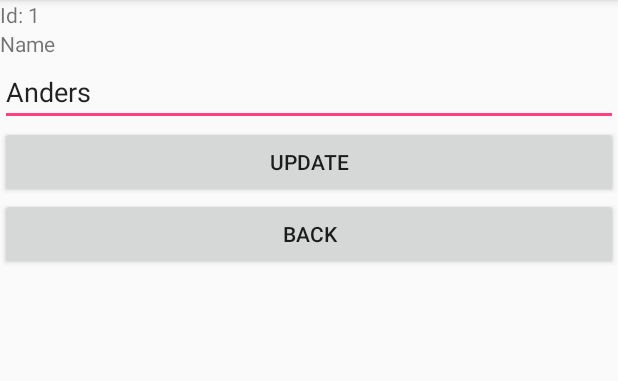
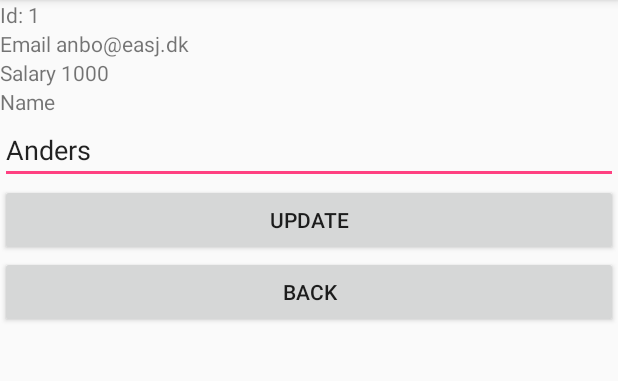
Before and after one commit to andersbor/AndroidTeacherListExample, an Android app: the screen it shows after launch (TeacherDetailActivity), after a tap on an icon or button, on a phone screen of 412 x 824 dp, the part 84-465 px from its top. Run offline under Robolectric (Android 15) with nearby library versions, the phone set to English and light mode, and no system bars; 3 other taps on this screen came first.

Commit message:
TeacherDetail: more TextViews

```diff
--- a/app/src/main/AndroidManifest.xml
+++ b/app/src/main/AndroidManifest.xml
@@ -16,7 +16,7 @@
                 <category android:name="android.intent.category.LAUNCHER" />
             </intent-filter>
         </activity>
-        <activity android:name=".TeacherDetailActivity"></activity>
+        <activity android:name=".TeacherDetailActivity" />
     </application>
 
 </manifest>
--- a/app/src/main/java/dk/easj/anbo/teacherlistexample/MainActivity.java
+++ b/app/src/main/java/dk/easj/anbo/teacherlistexample/MainActivity.java
@@ -12,7 +12,6 @@ import java.util.Arrays;
 import java.util.Comparator;
 
 public class MainActivity extends AppCompatActivity {
-
     public static final String TEACHER = "teacher";
     private ArrayAdapter<Teacher> adapter;
     private final Teacher[] allTeachers = Teachers.getAllTeachers();
@@ -28,7 +27,7 @@ public class MainActivity extends AppCompatActivity {
         super.onStart();
 
         // Want to update the Adapters data when coming back from the child activity
-        ListView teacherListView = (ListView) findViewById(R.id.teacherListView);
+        ListView teacherListView = findViewById(R.id.teacherListView);
         adapter = new ArrayAdapter<>(this, android.R.layout.simple_list_item_1, allTeachers);
         teacherListView.setAdapter(adapter);
         teacherListView.setOnItemClickListener(new AdapterView.OnItemClickListener() {
--- a/app/src/main/java/dk/easj/anbo/teacherlistexample/TeacherDetailActivity.java
+++ b/app/src/main/java/dk/easj/anbo/teacherlistexample/TeacherDetailActivity.java
@@ -18,20 +18,28 @@ public class TeacherDetailActivity extends AppCompatActivity {
         setContentView(R.layout.activity_teacher_detail);
 
         Intent intent = getIntent();
-        Teacher teacher = (Teacher)intent.getSerializableExtra(MainActivity.TEACHER);
+        Teacher teacher = (Teacher) intent.getSerializableExtra(MainActivity.TEACHER);
         teacherId = teacher.getId();
 
-        TextView textView = (TextView)findViewById(R.id.teacher_detail_id_textview);
+        TextView textView = findViewById(R.id.teacherDetailIdTextView);
         textView.setText("Id: " + teacher.getId());
 
-        nameView = (EditText) findViewById(R.id.teacher_detail_name_textview);
+        TextView emailView = findViewById(R.id.teacherDetailEmailTextView);
+        emailView.setText("Email " + teacher.getEmail());
+
+        TextView salaryView = findViewById(R.id.teacherDetailSalaryTextView);
+        salaryView.setText("Salary " + teacher.getSalary());
+
+        nameView = findViewById(R.id.teacherDetailNameEditTExt);
         nameView.setText(teacher.getName());
-
     }
 
     public void teacherDetailUpdateButtonClicked(View view) {
         Teacher teacher = Teachers.getTeacherById(teacherId);
-        teacher.setName(nameView.getText().toString());
+        if (teacher != null) {
+            String newName = nameView.getText().toString();
+            teacher.setName(newName);
+        }
     }
 
     public void teacherDetailBackButtonClicked(View view) {
--- a/app/src/main/res/layout/activity_main.xml
+++ b/app/src/main/res/layout/activity_main.xml
@@ -43,6 +43,6 @@
     <ListView
         android:id="@+id/teacherListView"
         android:layout_width="wrap_content"
-        android:layout_height="wrap_content"></ListView>
+        android:layout_height="wrap_content" />
 
 </LinearLayout>
--- a/app/src/main/res/layout/activity_teacher_detail.xml
+++ b/app/src/main/res/layout/activity_teacher_detail.xml
@@ -7,8 +7,19 @@
     tools:context="dk.easj.anbo.teacherlistexample.TeacherDetailActivity">
 
     <TextView
-        android:id="@+id/teacher_detail_id_textview"
+        android:id="@+id/teacherDetailIdTextView"
         android:layout_width="match_parent"
+        android:layout_height="wrap_content" />
+
+    <TextView
+        android:id="@+id/teacherDetailEmailTextView"
+        android:layout_width="wrap_content"
+        android:layout_height="wrap_content" />
+
+
+    <TextView
+        android:id="@+id/teacherDetailSalaryTextView"
+        android:layout_width="wrap_content"
         android:layout_height="wrap_content" />
 
     <TextView
@@ -17,7 +28,7 @@
         android:text="Name" />
 
     <EditText
-        android:id="@+id/teacher_detail_name_textview"
+        android:id="@+id/teacherDetailNameEditTExt"
         android:layout_width="match_parent"
         android:layout_height="wrap_content"
         android:hint="name" />
@@ -31,6 +42,6 @@
     <Button
         android:layout_width="match_parent"
         android:layout_height="wrap_content"
-        android:text="Back"
-        android:onClick="teacherDetailBackButtonClicked"/>
+        android:onClick="teacherDetailBackButtonClicked"
+        android:text="Back" />
 </LinearLayout>
```
